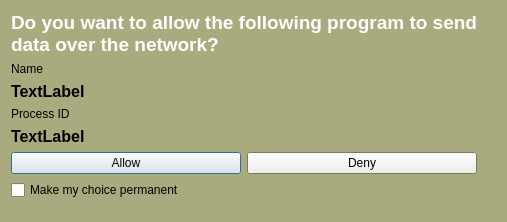
Before: the Qt Designer form lpfw-pygui/popup_out.ui in andreizilla/leopard-flower-firewall, drawn with Qt 5.
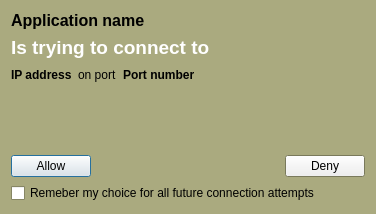
After: the same form once the commit is applied. Icons and pictures are not drawn.

Commit message: show IP and port in pop-uo notifications

Diff of the .ui file:
```diff
--- a/lpfw-pygui/popup_out.ui
+++ b/lpfw-pygui/popup_out.ui
@@ -6,8 +6,8 @@
    <rect>
     <x>0</x>
     <y>0</y>
-    <width>507</width>
-    <height>222</height>
+    <width>376</width>
+    <height>214</height>
    </rect>
   </property>
   <property name="palette">
@@ -78,10 +78,34 @@
    <string>Dialog</string>
   </property>
   <layout class="QFormLayout" name="formLayout">
-   <item row="0" column="0">
+   <item row="1" column="0">
+    <widget class="QCheckBox" name="checkBox">
+     <property name="text">
+      <string>Remeber my choice for all future connection attempts</string>
+     </property>
+    </widget>
+   </item>
+   <item row="0" column="0" colspan="2">
     <layout class="QVBoxLayout" name="verticalLayout">
      <item>
-      <widget class="QLabel" name="label">
+      <widget class="QLabel" name="label_name">
+       <property name="font">
+        <font>
+         <pointsize>12</pointsize>
+         <weight>75</weight>
+         <bold>true</bold>
+        </font>
+       </property>
+       <property name="text">
+        <string>Application name</string>
+       </property>
+       <property name="wordWrap">
+        <bool>true</bool>
+       </property>
+      </widget>
+     </item>
+     <item>
+      <widget class="QLabel" name="label_text">
        <property name="palette">
         <palette>
          <active>
@@ -182,7 +206,7 @@
         </font>
        </property>
        <property name="text">
-        <string>Do you want to allow the following program to send data over the network?</string>
+        <string>Is trying to connect to</string>
        </property>
        <property name="textFormat">
         <enum>Qt::PlainText</enum>
@@ -193,46 +217,67 @@
       </widget>
      </item>
      <item>
-      <widget class="QLabel" name="label_3">
-       <property name="text">
-        <string>Name</string>
-       </property>
-      </widget>
-     </item>
+      <layout class="QHBoxLayout" name="horizontalLayout_2">
      <item>
-      <widget class="QLabel" name="label_name">
+        <widget class="QLabel" name="label_ip">
        <property name="font">
         <font>
-         <pointsize>12</pointsize>
          <weight>75</weight>
          <bold>true</bold>
         </font>
        </property>
        <property name="text">
-        <string>TextLabel</string>
+          <string>IP address</string>
        </property>
       </widget>
      </item>
      <item>
-      <widget class="QLabel" name="label_5">
+        <widget class="QLabel" name="label_text2">
        <property name="text">
-        <string>Process ID</string>
+          <string>on port</string>
        </property>
       </widget>
      </item>
      <item>
-      <widget class="QLabel" name="label_pid">
+        <widget class="QLabel" name="label_port">
        <property name="font">
         <font>
-         <pointsize>12</pointsize>
          <weight>75</weight>
          <bold>true</bold>
         </font>
        </property>
        <property name="text">
-        <string>TextLabel</string>
-       </property>
-      </widget>
+          <string>Port number</string>
+         </property>
+        </widget>
+       </item>
+       <item>
+        <spacer name="horizontalSpacer">
+         <property name="orientation">
+          <enum>Qt::Horizontal</enum>
+         </property>
+         <property name="sizeHint" stdset="0">
+          <size>
+           <width>40</width>
+           <height>20</height>
+          </size>
+         </property>
+        </spacer>
+       </item>
+      </layout>
+     </item>
+     <item>
+      <spacer name="verticalSpacer">
+       <property name="orientation">
+        <enum>Qt::Vertical</enum>
+       </property>
+       <property name="sizeHint" stdset="0">
+        <size>
+         <width>20</width>
+         <height>40</height>
+        </size>
+       </property>
+      </spacer>
      </item>
      <item>
       <layout class="QHBoxLayout" name="horizontalLayout">
@@ -243,6 +288,19 @@
          </property>
         </widget>
        </item>
+       <item>
+        <spacer name="horizontalSpacer_2">
+         <property name="orientation">
+          <enum>Qt::Horizontal</enum>
+         </property>
+         <property name="sizeHint" stdset="0">
+          <size>
+           <width>40</width>
+           <height>20</height>
+          </size>
+         </property>
+        </spacer>
+       </item>
        <item>
         <widget class="QPushButton" name="pushButton_deny">
          <property name="text">
@@ -254,13 +312,6 @@
      </item>
     </layout>
    </item>
-   <item row="1" column="0">
-    <widget class="QCheckBox" name="checkBox">
-     <property name="text">
-      <string>Make my choice permanent</string>
-     </property>
-    </widget>
-   </item>
   </layout>
   <action name="actionOop">
    <property name="checkable">
```
Left out of the diff: 8 changed lines with no effect on the pictures. Lines whose indentation alone changed are shown as unchanged. The commit also changes 12 other files.
